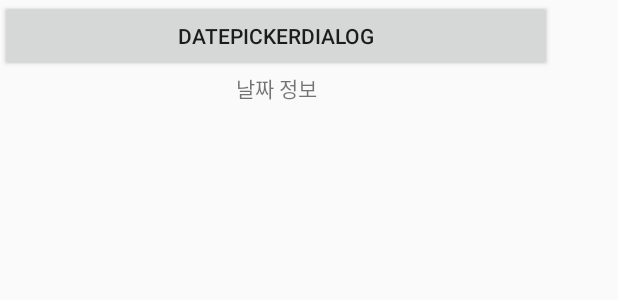
After one commit to CrackerWeAre/whentogokt, an Android app: the layout activity_date.xml on its own in the app's theme, with its tools: preview values and no code run, on a phone screen of 412 x 824 dp. The commit adds this screen. Shown: the top 300 px of the screen. Run offline under Robolectric (Android 15) with nearby library versions, the phone set to English and light mode, and no system bars.

Commit message:
1. DatePickerDialog 연동

```diff
--- /dev/null
+++ b/app/src/main/res/layout/activity_date.xml
@@ -0,0 +1,24 @@
+<?xml version="1.0" encoding="utf-8"?>
+<LinearLayout android:id="@+id/layout"
+    android:layout_width="368dp"
+    android:layout_height="wrap_content"
+    android:orientation="vertical"
+    tools:layout_editor_absoluteX="8dp"
+    tools:layout_editor_absoluteY="8dp"
+    xmlns:android="http://schemas.android.com/apk/res/android"
+    xmlns:tools="http://schemas.android.com/tools">
+
+    <Button
+        android:id="@+id/button"
+        android:layout_width="match_parent"
+        android:layout_height="wrap_content"
+        android:onClick="OnClickHandler"
+        android:text="DatePickerDialog" />
+
+    <TextView
+        android:id="@+id/textView_date"
+        android:layout_width="match_parent"
+        android:layout_height="wrap_content"
+        android:gravity="center"
+        android:text="날짜 정보" />
+</LinearLayout>
```
Also changed, not shown: app/src/main/java/com/example/whentogokt/DatePickerDialog.kt (added, +36 -0 lines), app/src/main/res/layout/activity_search.xml (+6 -3 lines).
